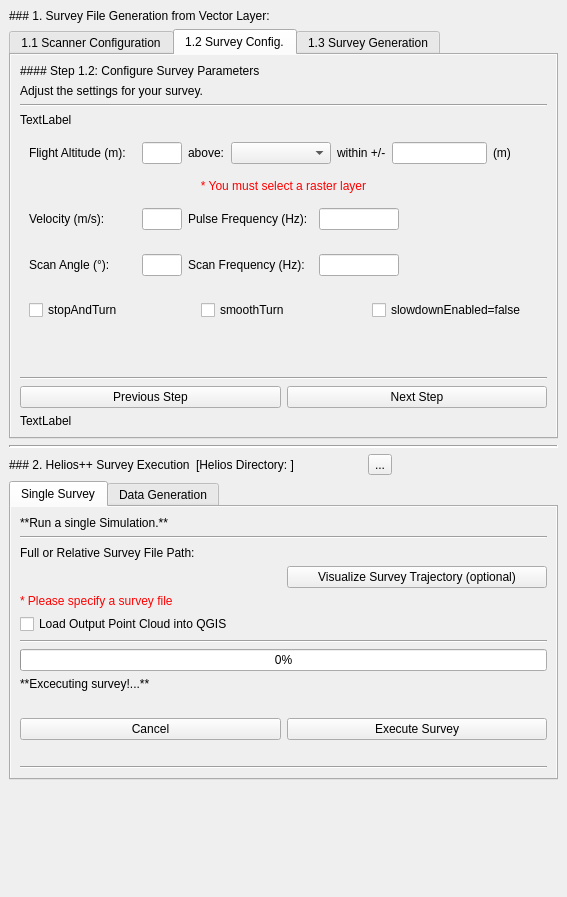
First picture: the form in aeos_dockwidget_base.ui, repository 3dgeo-heidelberg/aeos, before the edit.
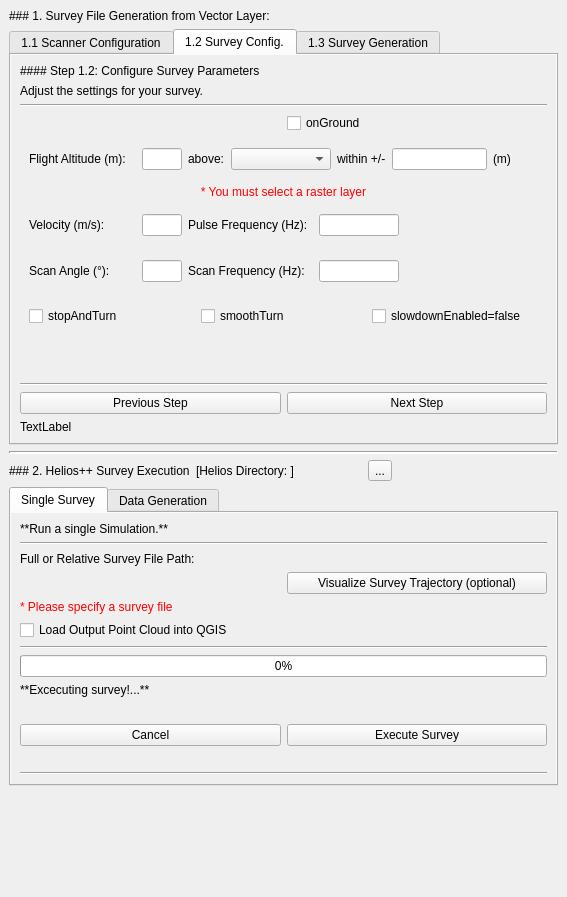
Second picture: the form after the edit. The open tabs and pages were chosen to show the change. Icons and pictures are not drawn. Custom widgets are drawn as their Qt base class.

Commit message: Implemented onGround flag for linearpath surveys

```diff
--- a/aeos_dockwidget_base.ui
+++ b/aeos_dockwidget_base.ui
@@ -465,14 +465,25 @@
            </widget>
           </item>
           <item>
+           <layout class="QHBoxLayout" name="horizontalLayout_24">
+            <item>
            <widget class="QLabel" name="platform_type_label">
             <property name="text">
-             <string>TextLabel</string>
+               <string/>
             </property>
             <property name="textFormat">
              <enum>Qt::MarkdownText</enum>
             </property>
            </widget>
+            </item>
+            <item>
+             <widget class="QCheckBox" name="on_ground">
+              <property name="text">
+               <string>onGround</string>
+              </property>
+             </widget>
+            </item>
+           </layout>
           </item>
           <item>
            <widget class="QWidget" name="altitude_widget" native="true">
```
Left out of the diff: 2 changed lines with no effect on the pictures. Lines whose indentation alone changed are shown as unchanged. The commit also changes 1 other file.
